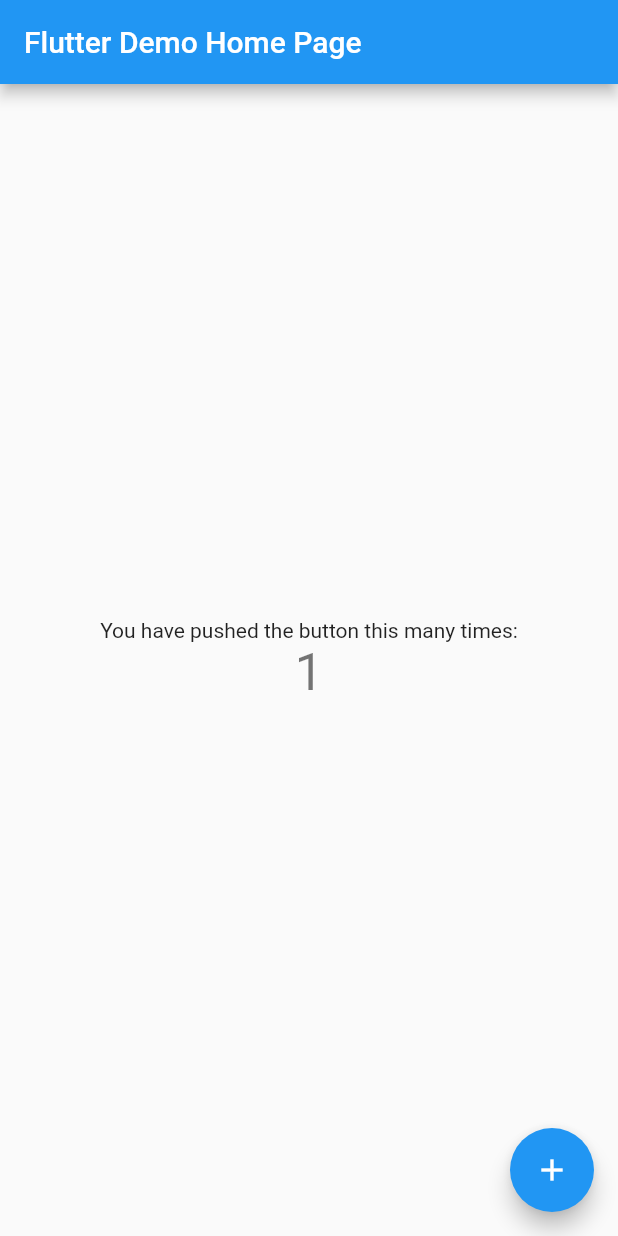
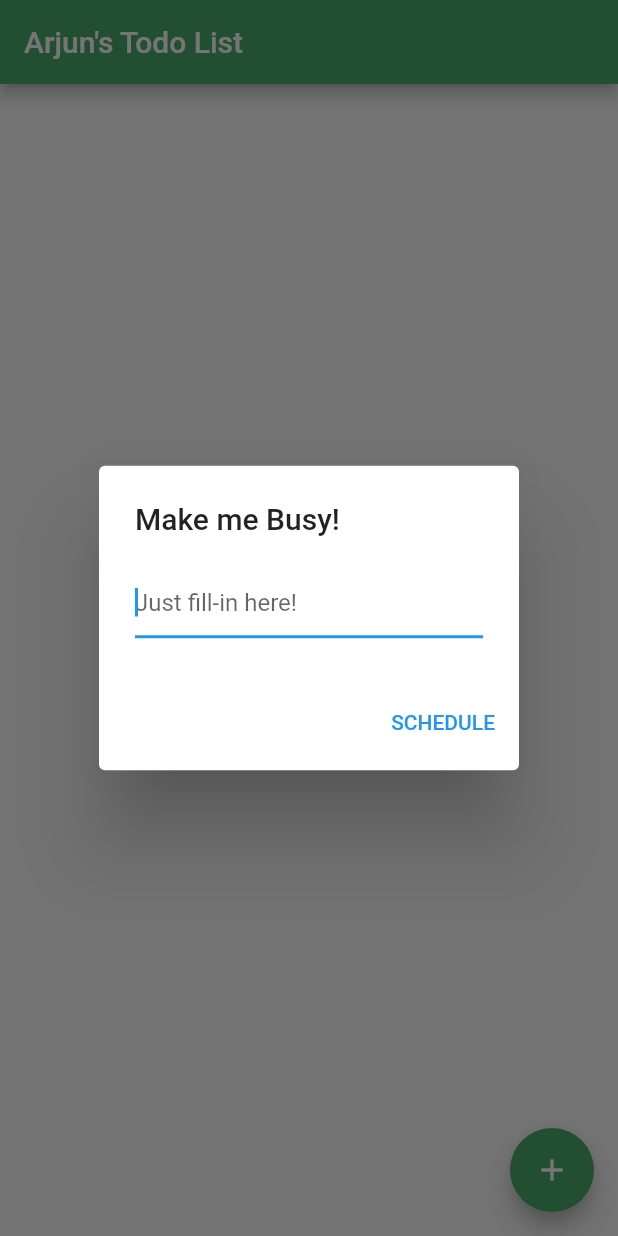
Before and after one commit to decoded-cipher/Flutter-Todo-List, a Flutter app: the screen it shows after launch, after a tap on the "add" icon, on a phone screen of 412 x 824 dp. Run offline on Flutter 3.47's test engine with Material 2 defaults, Android fonts, the phone set to English and light mode, and no system bars; our stand-ins replace hive, hive_flutter; accounts and stored records are empty; generated files the repository leaves out were written again.

Commit message:
Hive + Schedule

```diff
--- a/lib/main.dart
+++ b/lib/main.dart
@@ -1,113 +1,133 @@
 import 'package:flutter/material.dart';
+import 'package:hive/hive.dart';
+import 'package:hive_flutter/hive_flutter.dart';
+import 'package:flutter_todo_list/task.dart';
 
-void main() {
-  runApp(MyApp());
+void main() async {
+  await Hive.initFlutter();
+  Hive.registerAdapter(TaskAdapter());
+  await Hive.openBox<Task>('todo_box');
+  runApp(MaterialApp(
+      title: 'Todo App',
+      debugShowCheckedModeBanner: false,
+      theme: ThemeData(primaryColor: Color(0xff4AA96C)),
+      home: MyApp()));
 }
 
-class MyApp extends StatelessWidget {
-  // This widget is the root of your application.
+class MyApp extends StatefulWidget {
+  @override
+  _MyAppState createState() => _MyAppState();
+}
+
+class _MyAppState extends State<MyApp> {
+  Box<Task> tasksBox;
+  TextEditingController _textEditingController = TextEditingController();
+
+  @override
+  void initState() {
+    super.initState();
+    tasksBox = Hive.box('todo_box');
+  }
+
+  void onAddTask() {
+    if (_textEditingController.text.isNotEmpty) {
+      final newTask = Task(_textEditingController.text, false);
+      tasksBox.add(newTask);
+      Navigator.pop(context);
+      _textEditingController.clear();
+      return;
+    }
+  }
+
+  void onUpdateTask(int index, Task task) {
+    tasksBox.putAt(index, Task(task.title, !task.completed));
+    return;
+  }
+
+  void onDeleteTask(int index) {
+    tasksBox.deleteAt(index);
+    return;
+  }
+
   @override
   Widget build(BuildContext context) {
-    return MaterialApp(
-      title: 'Flutter Demo',
-      theme: ThemeData(
-        // This is the theme of your application.
-        //
-        // Try running your application with "flutter run". You'll see the
-        // application has a blue toolbar. Then, without quitting the app, try
-        // changing the primarySwatch below to Colors.green and then invoke
-        // "hot reload" (press "r" in the console where you ran "flutter run",
-        // or simply save your changes to "hot reload" in a Flutter IDE).
-        // Notice that the counter didn't reset back to zero; the application
-        // is not restarted.
-        primarySwatch: Colors.blue,
+    return Scaffold(
+      appBar: AppBar(
+        title: Text('Arjun\'s Todo List'),
+        brightness: Brightness.dark,
       ),
-      home: MyHomePage(title: 'Flutter Demo Home Page'),
+      body: ValueListenableBuilder(
+        valueListenable: tasksBox.listenable(),
+        builder: (context, value, child) {
+          if (tasksBox.length > 0) {
+            return ListView.separated(
+              itemBuilder: (context, index) {
+                final task = tasksBox.get(index);
+
+                return ListTile(
+                  title: Text(task.title),
+                  leading: Checkbox(
+                      activeColor: Color(0xff4AA96C),
+                      value: task.completed,
+                      onChanged: (bool value) => onUpdateTask(index, task)),
+                  trailing: IconButton(
+                    icon: Icon(Icons.delete),
+                    onPressed: () => onDeleteTask(index),
+                  ),
+                );
+              },
+              itemCount: tasksBox.length,
+              separatorBuilder: (context, index) => Divider(),
+            );
+          } else {
+            return EmptyList();
+          }
+        },
+      ),
+      floatingActionButton: FloatingActionButton(
+        backgroundColor: Color(0xff4AA96C),
+        child: Icon(Icons.add),
+        onPressed: () => showDialog(
+          context: context,
+          builder: (context) {
+            return AlertDialog(
+              title: Text('Make me Busy!'),
+              content: TextField(
+                controller: _textEditingController,
+                decoration: InputDecoration(hintText: "Just fill-in here!"),
+                autofocus: true,
+              ),
+              actions: [
+                TextButton(onPressed: () => onAddTask(), child: Text('SCHEDULE'))
+              ],
+            );
+          },
+        ),
+      ),
     );
   }
 }
 
-class MyHomePage extends StatefulWidget {
-  MyHomePage({Key? key, required this.title}) : super(key: key);
-
-  // This widget is the home page of your application. It is stateful, meaning
-  // that it has a State object (defined below) that contains fields that affect
-  // how it looks.
-
-  // This class is the configuration for the state. It holds the values (in this
-  // case the title) provided by the parent (in this case the App widget) and
-  // used by the build method of the State. Fields in a Widget subclass are
-  // always marked "final".
-
-  final String title;
-
-  @override
-  _MyHomePageState createState() => _MyHomePageState();
-}
-
-class _MyHomePageState extends State<MyHomePage> {
-  int _counter = 0;
-
-  void _incrementCounter() {
-    setState(() {
-      // This call to setState tells the Flutter framework that something has
-      // changed in this State, which causes it to rerun the build method below
-      // so that the display can reflect the updated values. If we changed
-      // _counter without calling setState(), then the build method would not be
-      // called again, and so nothing would appear to happen.
-      _counter++;
-    });
-  }
-
+class EmptyList extends StatelessWidget {
   @override
   Widget build(BuildContext context) {
-    // This method is rerun every time setState is called, for instance as done
-    // by the _incrementCounter method above.
-    //
-    // The Flutter framework has been optimized to make rerunning build methods
-    // fast, so that you can just rebuild anything that needs updating rather
-    // than having to individually change instances of widgets.
-    return Scaffold(
-      appBar: AppBar(
-        // Here we take the value from the MyHomePage object that was created by
-        // the App.build method, and use it to set our appbar title.
-        title: Text(widget.title),
+    return Center(
+      child: Column(
+        crossAxisAlignment: CrossAxisAlignment.center,
+        mainAxisAlignment: MainAxisAlignment.center,
+        children: [
+          Container(
+              child: Icon(Icons.inbox_outlined,
+                  size: 80.0, color: Color(0xff4AA96C))),
+          Container(
+            padding: EdgeInsets.only(top: 4.0),
+            child: Text(
+              "Don't have any tasks! \nI\'m getting bored!",
+              style: TextStyle(fontSize: 20.0),
+            ),
+          )
+        ],
       ),
-      body: Center(
-        // Center is a layout widget. It takes a single child and positions it
-        // in the middle of the parent.
-        child: Column(
-          // Column is also a layout widget. It takes a list of children and
-          // arranges them vertically. By default, it sizes itself to fit its
-          // children horizontally, and tries to be as tall as its parent.
-          //
-          // Invoke "debug painting" (press "p" in the console, choose the
-          // "Toggle Debug Paint" action from the Flutter Inspector in Android
-          // Studio, or the "Toggle Debug Paint" command in Visual Studio Code)
-          // to see the wireframe for each widget.
-          //
-          // Column has various properties to control how it sizes itself and
-          // how it positions its children. Here we use mainAxisAlignment to
-          // center the children vertically; the main axis here is the vertical
-          // axis because Columns are vertical (the cross axis would be
-          // horizontal).
-          mainAxisAlignment: MainAxisAlignment.center,
-          children: <Widget>[
-            Text(
-              'You have pushed the button this many times:',
-            ),
-            Text(
-              '$_counter',
-              style: Theme.of(context).textTheme.headline4,
-            ),
-          ],
-        ),
-      ),
-      floatingActionButton: FloatingActionButton(
-        onPressed: _incrementCounter,
-        tooltip: 'Increment',
-        child: Icon(Icons.add),
-      ), // This trailing comma makes auto-formatting nicer for build methods.
     );
   }
 }
--- /dev/null
+++ b/lib/task.dart
@@ -0,0 +1,14 @@
+import 'package:hive/hive.dart';
+
+part 'task.g.dart';
+
+@HiveType(typeId: 1)
+class Task {
+  @HiveField(0)
+  final String title;
+
+  @HiveField(1)
+  final bool completed;
+
+  Task(this.title, this.completed);
+}
```
Also changed, not shown: pubspec.yaml (+8 -2 lines), lib/task.g.dart (added), pubspec.lock.
